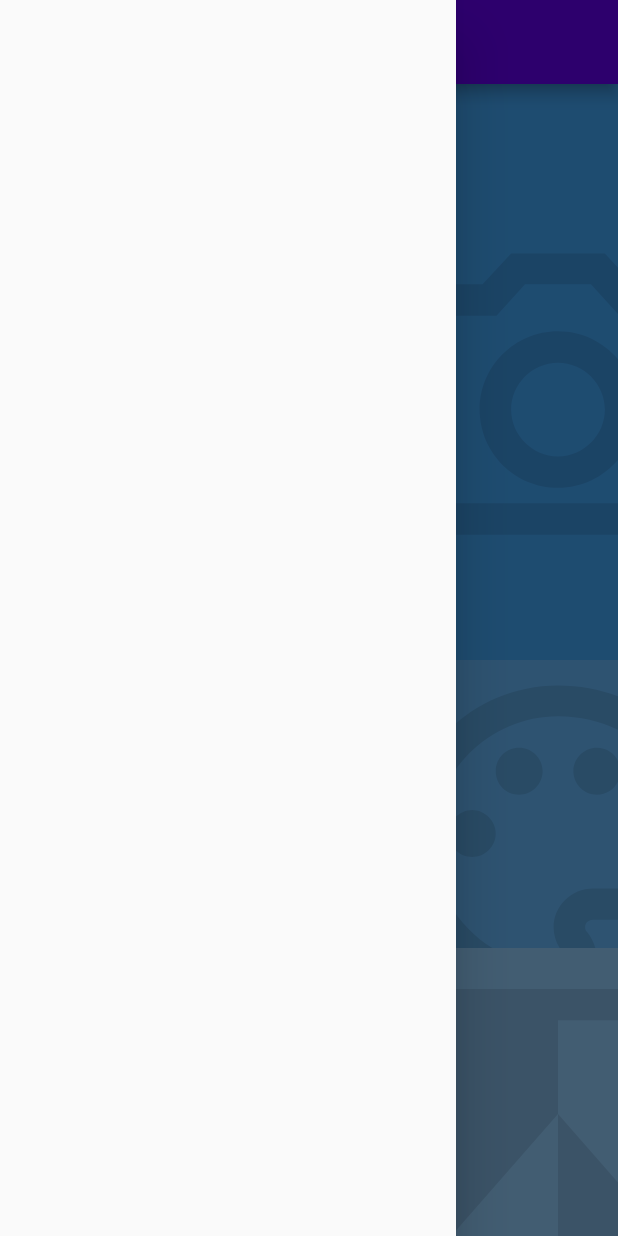
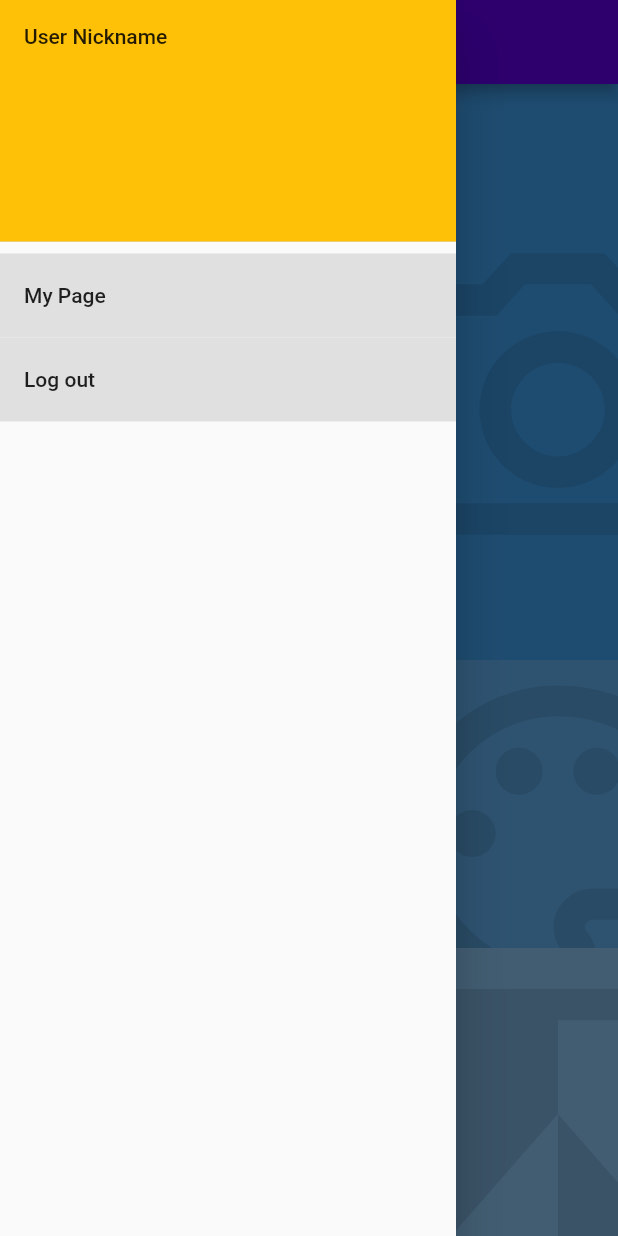
Before and after one commit to foundaway98/flutter_colorehu, a Flutter app: the MainScreen screen opened directly, with the side drawer open, on a phone screen of 412 x 824 dp. Run offline on Flutter 3.47's test engine with Material 2 defaults, Android fonts, the phone set to English and light mode, and no system bars; our stand-ins replace camera, google_sign_in, image_picker; missing offline and left inert: camera_filters, colornames, cyclop, sign_button.

```diff
--- a/lib/screens/main_screen.dart
+++ b/lib/screens/main_screen.dart
@@ -2,6 +2,7 @@ import 'package:flutter/material.dart';
 import 'package:flutter_colorehu/screens/camera_filter_screen.dart';
 import 'package:flutter_colorehu/screens/camera_screen.dart';
 import 'package:flutter_colorehu/screens/color_suggest_screen.dart';
+import 'package:flutter_colorehu/screens/my_page_screen.dart';
 
 class MainScreen extends StatefulWidget {
   const MainScreen({super.key});
@@ -23,7 +24,36 @@ class _MainScreenState extends State<MainScreen> {
         appBar: AppBar(
           title: const Text('colorehu'),
         ),
-        drawer: const Drawer(),
+        drawer: Drawer(
+          child: ListView(
+            physics: const NeverScrollableScrollPhysics(),
+            children: [
+              const DrawerHeader(
+                decoration: BoxDecoration(
+                  color: Colors.amber,
+                ),
+                child: Text("User Nickname"),
+              ),
+              ListTile(
+                tileColor: Colors.grey.shade300,
+                title: const Text("My Page"),
+                onTap: () {
+                  Navigator.push(
+                    context,
+                    MaterialPageRoute(
+                      builder: (context) => const MyPageScreeen(),
+                    ),
+                  );
+                },
+              ),
+              ListTile(
+                tileColor: Colors.grey.shade300,
+                title: const Text("Log out"),
+                onTap: () {},
+              )
+            ],
+          ),
+        ),
         body: Column(
           children: [
             Expanded(
```
Also changed, not shown: lib/screens/my_page_screen.dart (added, +19 -0 lines).
